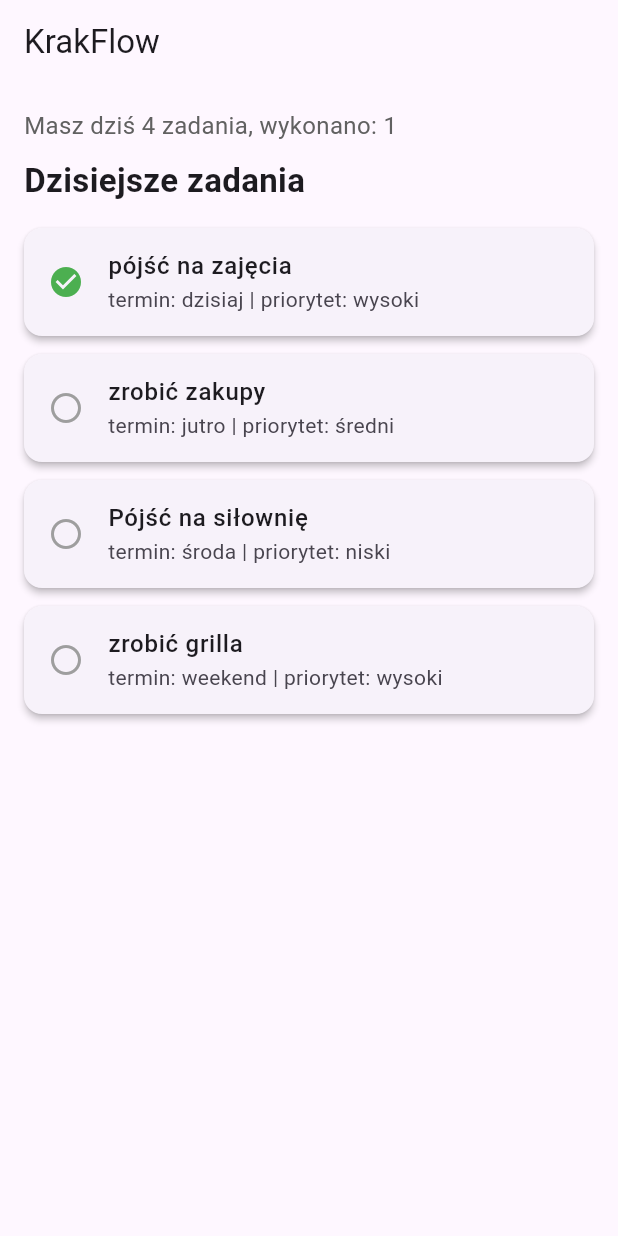
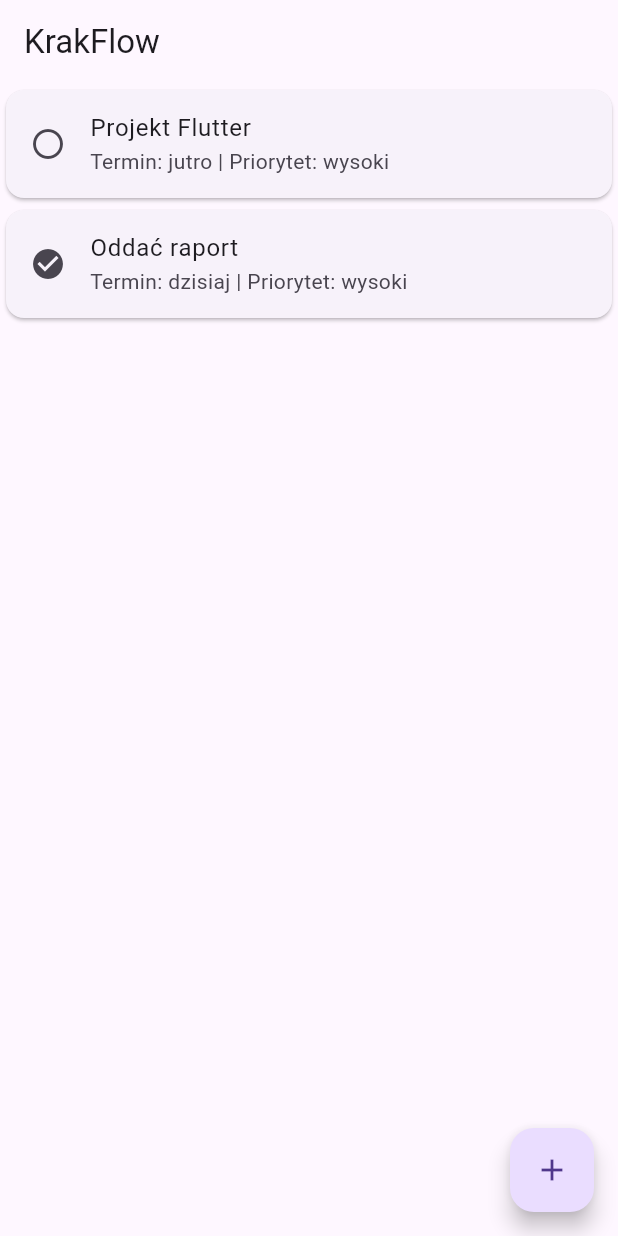
Before and after one commit to chy1a/aplikacje_mobilne, a Flutter app: the screen it shows after launch, on a phone screen of 412 x 824 dp. Run offline on Flutter 3.47's test engine with Material 3 defaults, Android fonts, the phone set to English and light mode, and no system bars.

Commit message:
lab 5 -krakflow navigation and add task screen

```diff
--- a/lib/main.dart
+++ b/lib/main.dart
@@ -1,101 +1,106 @@
 import 'package:flutter/material.dart';
+import 'task_repository.dart';
 
-void main() {
-  runApp(MyApp());
+void main() => runApp(const MyApp());
+
+class MyApp extends StatelessWidget {
+  const MyApp({super.key});
+  @override
+  Widget build(BuildContext context) {
+    return MaterialApp(
+      home: const HomeScreen(),
+    );
+  }
 }
 
-class MyApp extends StatelessWidget {
 
-  final List<Task> tasks = [
-    Task(title: "pójść na zajęcia", deadline: "dzisiaj", done: true, priority: "wysoki"),
-    Task(title: "zrobić zakupy", deadline: "jutro", done: false, priority: "średni"),
-    Task(title: "Pójść na siłownię", deadline: "środa", done: false, priority: "niski"),
-    Task(title: "zrobić grilla", deadline: "weekend", done: false, priority: "wysoki"),
-  ];
+class HomeScreen extends StatefulWidget {
+  const HomeScreen({super.key});
+  @override
+  State<HomeScreen> createState() => _HomeScreenState();
+}
 
+class _HomeScreenState extends State<HomeScreen> {
   @override
   Widget build(BuildContext context) {
+    return Scaffold(
+      appBar: AppBar(title: const Text("KrakFlow")),
+      body: ListView.builder(
+        itemCount: TaskRepository.tasks.length,
+        itemBuilder: (context, index) {
+          final task = TaskRepository.tasks[index];
+          return Card(
+            child: ListTile(
+              leading: Icon(task.done ? Icons.check_circle : Icons.radio_button_unchecked),
+              title: Text(task.title),
+              subtitle: Text("Termin: ${task.deadline} | Priorytet: ${task.priority}"),
+            ),
+          );
+        },
+      ),
 
-    int completedTasks = tasks.where((t) => t.done).length;
+      floatingActionButton: FloatingActionButton(
+        child: const Icon(Icons.add),
+        onPressed: () async {
+          final Task? newTask = await Navigator.push(
+            context,
+            PageRouteBuilder(
+              pageBuilder: (context, anim, secAnim) => AddTaskScreen(),
+              transitionsBuilder: (context, anim, secAnim, child) {
+                return FadeTransition(opacity: anim, child: child);
+              },
+            ),
+          );
 
-    return MaterialApp(
-      home: Scaffold(
-        appBar: AppBar(
-          title: Text("KrakFlow"),
-        ),
-        body: Padding(
-          padding: EdgeInsets.all(16),
-          child: Column(
-            crossAxisAlignment: CrossAxisAlignment.start,
-            children: [
-
-              Text(
-                "Masz dziś ${tasks.length} zadania, wykonano: $completedTasks",
-                style: TextStyle(fontSize: 16, color: Colors.grey[700]),
-              ),
-              SizedBox(height: 10),
-
-              Text(
-                "Dzisiejsze zadania",
-                style: TextStyle(
-                  fontSize: 22,
-                  fontWeight: FontWeight.bold,
-                ),
-              ),
-              SizedBox(height: 16),
-
-              Expanded(
-                child: ListView(
-                  children: tasks.map((task) => TaskCard(task: task)).toList(),
-                ),
-              ),
-            ],
-          ),
-        ),
+          if (newTask != null) {
+            setState(() {
+              TaskRepository.tasks.add(newTask);
+            });
+          }
+        },
       ),
     );
   }
 }
 
 
-class TaskCard extends StatelessWidget {
-  final Task task;
+class AddTaskScreen extends StatelessWidget {
+  AddTaskScreen({super.key});
 
-  const TaskCard({super.key, required this.task});
+  final titleController = TextEditingController();
+  final deadlineController = TextEditingController();
+  final priorityController = TextEditingController();
 
   @override
   Widget build(BuildContext context) {
-    return Card(
-      elevation: 2,
-      margin: EdgeInsets.only(bottom: 12),
-      child: ListTile(
-        leading: Icon(
+    return Scaffold(
+      appBar: AppBar(title: const Text("Nowe zadanie")),
+      body: Padding(
+        padding: const EdgeInsets.all(16.0),
+        child: Column(
+          children: [
+            TextField(controller: titleController, decoration: const InputDecoration(labelText: "Tytuł")),
+            TextField(controller: deadlineController, decoration: const InputDecoration(labelText: "Termin")),
+            TextField(controller: priorityController, decoration: const InputDecoration(labelText: "Priorytet")),
+            const SizedBox(height: 20),
 
-          task.done ? Icons.check_circle : Icons.radio_button_unchecked,
-          color: task.done ? Colors.green : Colors.grey,
+            ElevatedButton(
+              onPressed: () {
+                if (titleController.text.isNotEmpty) {
+                  final newTask = Task(
+                    title: titleController.text,
+                    deadline: deadlineController.text,
+                    priority: priorityController.text,
+                    done: false,
+                  );
+                  Navigator.pop(context, newTask);
+                }
+              },
+              child: const Text("Zapisz"),
+            ),
+          ],
         ),
-        title: Text(
-          task.title,
-          style: TextStyle(fontWeight: FontWeight.w500),
-        ),
-
-        subtitle: Text("termin: ${task.deadline} | priorytet: ${task.priority}"),
       ),
     );
   }
 }
-
-
-class Task {
-  final String title;
-  final String deadline;
-  final bool done;
-  final String priority;
-
-  Task({
-    required this.title,
-    required this.deadline,
-    required this.done,
-    required this.priority,
-  });
-}
--- /dev/null
+++ b/lib/task_repository.dart
@@ -0,0 +1,22 @@
+import 'package:flutter/material.dart';
+
+class Task {
+  final String title;
+  final String deadline;
+  final bool done;
+  final String priority;
+
+  Task({
+    required this.title,
+    required this.deadline,
+    required this.done,
+    required this.priority,
+  });
+}
+
+class TaskRepository {
+  static List<Task> tasks = [
+    Task(title: "Projekt Flutter", deadline: "jutro", done: false, priority: "wysoki"),
+    Task(title: "Oddać raport", deadline: "dzisiaj", done: true, priority: "wysoki"),
+  ];
+}
```
